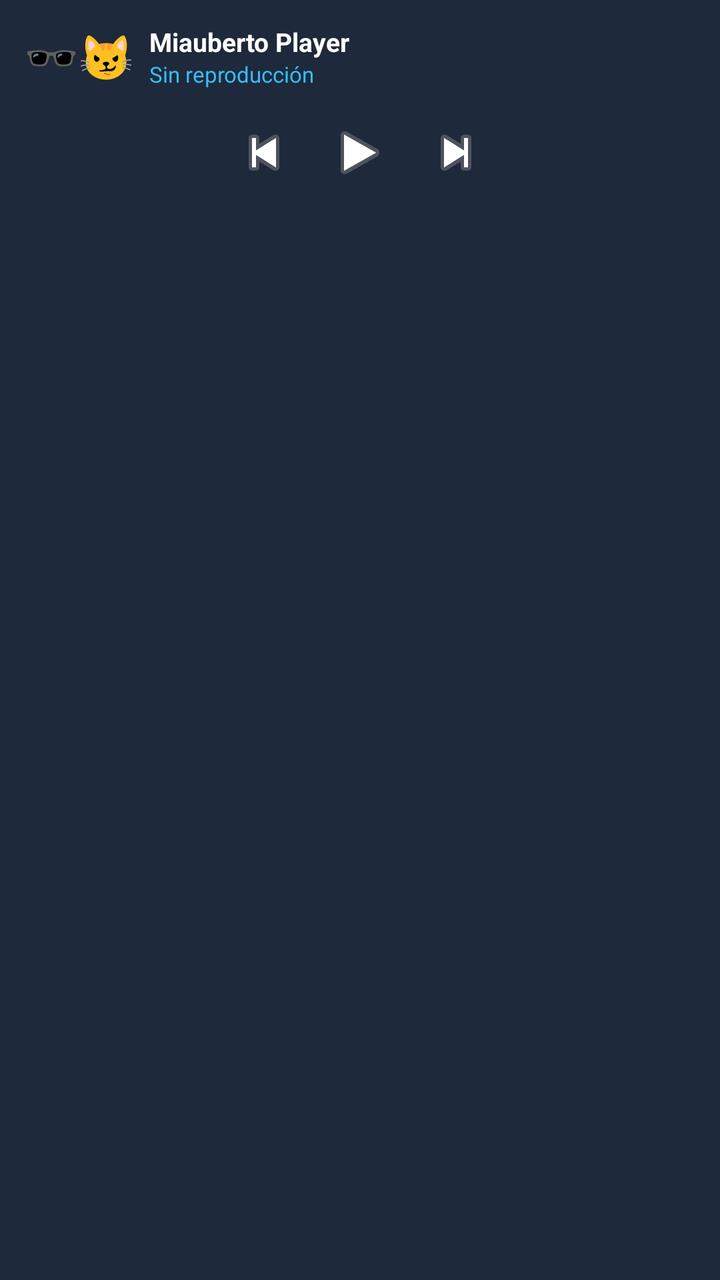
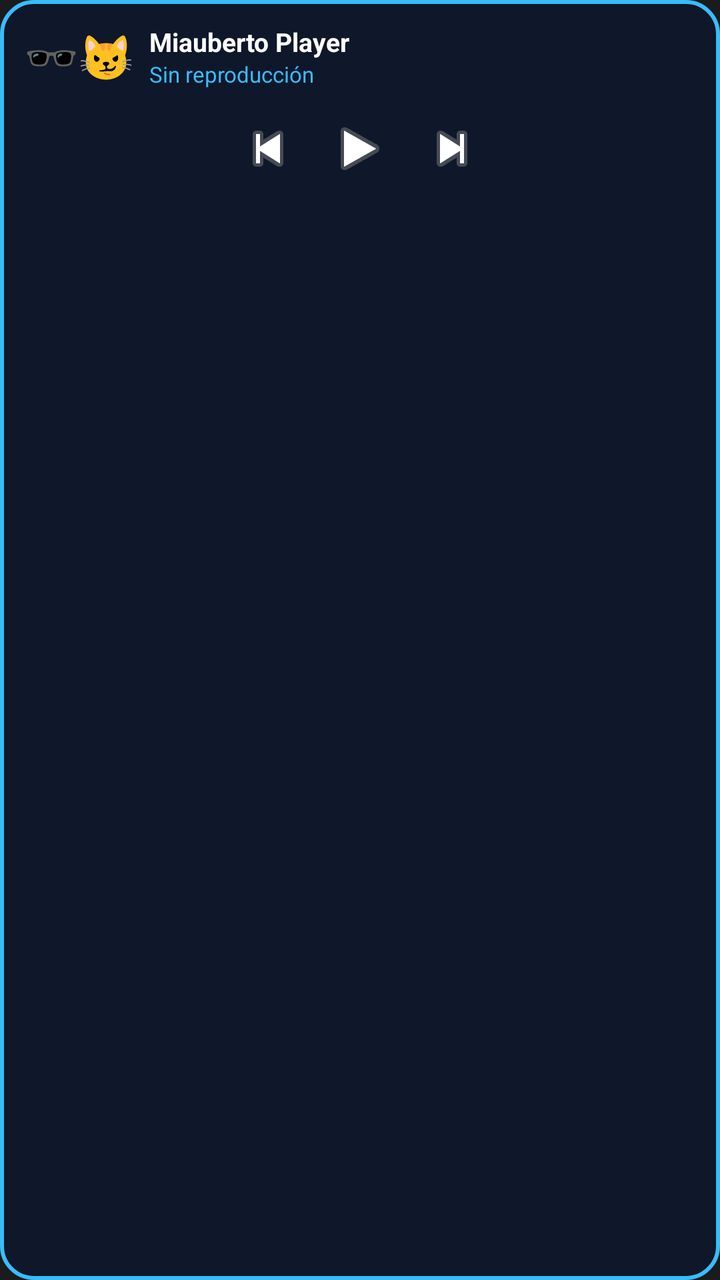

Screens rendered from an Android XML layout before and after an edit, with the pre-edit source and the edit as a unified diff.
<!-- AndroidManifest.xml: application theme android:Theme.DeviceDefault.NoActionBar -->
<!-- res/layout/miauberto_widget_layout.xml -->
<?xml version="1.0" encoding="utf-8"?>
<LinearLayout xmlns:android="http://schemas.android.com/apk/res/android"
    android:layout_width="match_parent"
    android:layout_height="wrap_content"
    android:background="#1E293B"
    android:orientation="vertical"
    android:padding="12dp">

    <LinearLayout
        android:layout_width="match_parent"
        android:layout_height="wrap_content"
        android:gravity="center_vertical"
        android:orientation="horizontal">

        <TextView
            android:id="@+id/widget_cat_emoji"
            android:layout_width="wrap_content"
            android:layout_height="wrap_content"
            android:paddingEnd="8dp"
            android:text="🕶️😼"
            android:textSize="22sp" />

        <LinearLayout
            android:layout_width="0dp"
            android:layout_height="wrap_content"
            android:layout_weight="1"
            android:orientation="vertical">

            <TextView
                android:id="@+id/widget_title"
                android:layout_width="match_parent"
                android:layout_height="wrap_content"
                android:ellipsize="end"
                android:maxLines="1"
                android:text="Miauberto Player"
                android:textColor="#FFFFFF"
                android:textSize="13sp"
                android:textStyle="bold" />

            <TextView
                android:id="@+id/widget_status"
                android:layout_width="match_parent"
                android:layout_height="wrap_content"
                android:ellipsize="end"
                android:maxLines="1"
                android:text="Sin reproducción"
                android:textColor="#38BDF8"
                android:textSize="11sp" />
        </LinearLayout>
    </LinearLayout>

    <LinearLayout
        android:layout_width="match_parent"
        android:layout_height="wrap_content"
        android:gravity="center"
        android:orientation="horizontal"
        android:paddingTop="6dp">

        <ImageButton
            android:id="@+id/btn_widget_prev"
            android:layout_width="44dp"
            android:layout_height="44dp"
            android:background="?android:attr/selectableItemBackground"
            android:src="@android:drawable/ic_media_previous" />

        <ImageButton
            android:id="@+id/btn_widget_play"
            android:layout_width="52dp"
            android:layout_height="52dp"
            android:background="?android:attr/selectableItemBackground"
            android:src="@android:drawable/ic_media_play" />

        <ImageButton
            android:id="@+id/btn_widget_next"
            android:layout_width="44dp"
            android:layout_height="44dp"
            android:background="?android:attr/selectableItemBackground"
            android:src="@android:drawable/ic_media_next" />
    </LinearLayout>
</LinearLayout>
<!-- resources referenced by this layout -->
<resources>

</resources>

<!-- the commit's change to res/layout/miauberto_widget_layout.xml (unified diff, before → after) -->
@@ -2,10 +2,11 @@
 <LinearLayout xmlns:android="http://schemas.android.com/apk/res/android"
     android:layout_width="match_parent"
     android:layout_height="wrap_content"
-    android:background="#1E293B"
+    android:background="@drawable/widget_border_frame"
     android:orientation="vertical"
     android:padding="12dp">
 
+    
     <LinearLayout
         android:layout_width="match_parent"
         android:layout_height="wrap_content"
@@ -49,6 +50,7 @@
         </LinearLayout>
     </LinearLayout>
 
+    
     <LinearLayout
         android:layout_width="match_parent"
         android:layout_height="wrap_content"
@@ -65,8 +67,8 @@
 
         <ImageButton
             android:id="@+id/btn_widget_play"
-            android:layout_width="52dp"
-            android:layout_height="52dp"
+            android:layout_width="48dp"
+            android:layout_height="48dp"
             android:background="?android:attr/selectableItemBackground"
             android:src="@android:drawable/ic_media_play" />
 
<!-- resource entries referenced after the edit -->
@@ -1,5 +1,20 @@
 <!-- resources referenced by this layout -->
 <resources>
-
+  <!-- drawable widget_border_frame (drawable) -->
+  <?xml version="1.0" encoding="utf-8"?>
+  <shape xmlns:android="http://schemas.android.com/apk/res/android"
+      android:shape="rectangle">
+      
+      
+      <solid android:color="#0F172A" />
+      
+      
+      <stroke
+          android:width="2dp"
+          android:color="#38BDF8" />
+          
+      
+      <corners android:radius="16dp" />
+  </shape>
 </resources>
 
